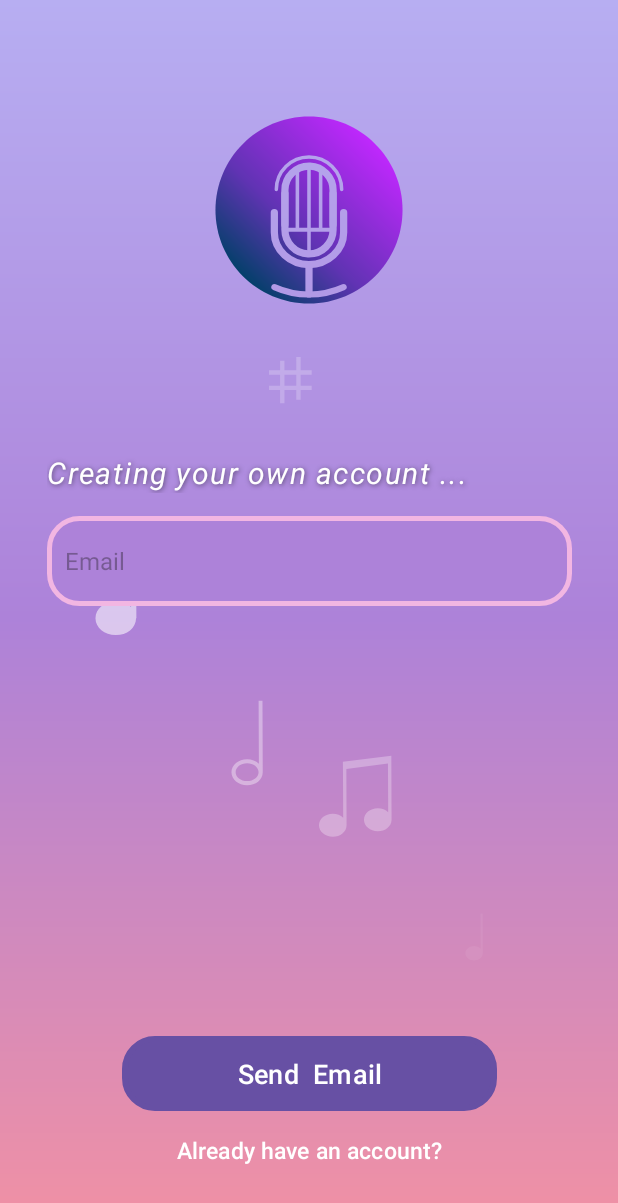
After one commit to NguyenTruongNgocHan/music-player-android, an Android app: the SignUpActivity screen opened directly, with no data from a screen before it, on a phone screen of 412 x 824 dp. The commit adds this screen. Shown: the top 1203 px of the screen. Run offline under Robolectric (Android 15) with nearby library versions, the phone set to English and light mode, and no system bars.

Commit message:
feat:(signup)

```diff
--- a/app/src/main/AndroidManifest.xml
+++ b/app/src/main/AndroidManifest.xml
@@ -21,6 +21,8 @@
         </activity>
 
         <activity android:name=".LoginActivity" android:exported="true"/>
+        <activity android:name=".SignUpActivity" android:exported="true" />
+
 
 
     </application>
--- a/app/src/main/java/com/example/frontend/LoadingActivity.kt
+++ b/app/src/main/java/com/example/frontend/LoadingActivity.kt
@@ -18,6 +18,7 @@ class LoadingActivity : AppCompatActivity() {
         Handler(Looper.getMainLooper()).postDelayed({
             val intent = Intent(this, LoginActivity::class.java)
             startActivity(intent)
+            overridePendingTransition(android.R.anim.fade_in, android.R.anim.fade_out)
             finish() // Đóng LoadingActivity để không quay lại được
         }, 3000) // Thời gian delay (3 giây)
     }
--- /dev/null
+++ b/app/src/main/java/com/example/frontend/SignUpActivity.kt
@@ -0,0 +1,128 @@
+package com.example.frontend
+
+import android.content.Intent
+import android.os.Bundle
+import android.text.Editable
+import android.text.TextWatcher
+import android.view.View
+import android.widget.Button
+import android.widget.EditText
+import android.widget.Toast
+import androidx.appcompat.app.AppCompatActivity
+
+class SignUpActivity : AppCompatActivity() {
+
+    private lateinit var btnSendCode: Button
+
+
+    private lateinit var passwordInput: EditText
+    private lateinit var confirmPasswordInput: EditText
+    private lateinit var btnSignUp: Button
+
+    private lateinit var codeInputs: List<EditText>
+    private lateinit var btnVerifyCode: Button
+    private lateinit var includeOTP: View
+    private var serverCode = "123456" // Gán tạm
+
+    override fun onCreate(savedInstanceState: Bundle?) {
+        super.onCreate(savedInstanceState)
+        setContentView(R.layout.signup)
+
+        // Gán View sau setContentView
+        btnSendCode = findViewById(R.id.btnSendCode)
+        passwordInput = findViewById(R.id.passwordInput)
+        confirmPasswordInput = findViewById(R.id.confirmPasswordInput)
+        btnSignUp = findViewById(R.id.btnSignUp)
+        includeOTP = findViewById(R.id.includeOTP)
+
+        codeInputs = listOf(
+            includeOTP.findViewById(R.id.code1),
+            includeOTP.findViewById(R.id.code2),
+            includeOTP.findViewById(R.id.code3),
+            includeOTP.findViewById(R.id.code4),
+            includeOTP.findViewById(R.id.code5),
+            includeOTP.findViewById(R.id.code6)
+        )
+
+        btnVerifyCode = includeOTP.findViewById(R.id.btnVerifyCode)
+
+        setupOTPInputs()
+
+        btnVerifyCode.setOnClickListener {
+            val verificationCode = codeInputs.joinToString("") { it.text.toString() }
+
+            if (verificationCode.length == 6) {
+                if (verificationCode == serverCode) {
+                    Toast.makeText(this, "Xác minh thành công!", Toast.LENGTH_SHORT).show()
+
+                    passwordInput.visibility = View.VISIBLE
+                    confirmPasswordInput.visibility = View.VISIBLE
+                    btnSignUp.visibility = View.VISIBLE
+
+                    includeOTP.visibility = View.GONE
+                    btnSendCode.visibility = View.GONE
+                } else {
+                    Toast.makeText(this, "Sai mã xác nhận!", Toast.LENGTH_SHORT).show()
+                }
+            } else {
+                Toast.makeText(this, "Nhập đủ 6 số xác minh nha!", Toast.LENGTH_SHORT).show()
+            }
+        }
+
+        btnSendCode.setOnClickListener {
+            val emailInput = findViewById<EditText>(R.id.emailInput)
+            val email = emailInput.text.toString()
+
+            if (email.isNotEmpty()) {
+                // TODO: gọi API gửi mã xác nhận
+                Toast.makeText(this, "Mã xác nhận đã được gửi về email!", Toast.LENGTH_SHORT).show()
+
+                includeOTP.visibility = View.VISIBLE
+            } else {
+                Toast.makeText(this, "Vui lòng nhập email", Toast.LENGTH_SHORT).show()
+            }
+        }
+
+        findViewById<Button>(R.id.btnBack).setOnClickListener {
+            finish()
+            overridePendingTransition(R.anim.slide_in_left, R.anim.slide_out_right)
+        }
+
+        btnSignUp.setOnClickListener {
+            val password = passwordInput.text.toString()
+            val confirmPassword = confirmPasswordInput.text.toString()
+
+            if (password != confirmPassword) {
+                Toast.makeText(this, "Mật khẩu không khớp!", Toast.LENGTH_SHORT).show()
+            } else {
+                Toast.makeText(this, "Đăng ký thành công!", Toast.LENGTH_SHORT).show()
+                // TODO: gửi dữ liệu lên server
+                val intent = Intent(this, LoginActivity::class.java)
+                startActivity(intent)
+                finish()
+            }
+        }
+    }
+
+
+    override fun onBackPressed() {
+        super.onBackPressed()
+        overridePendingTransition(R.anim.slide_in_left, R.anim.slide_out_right)
+    }
+
+    private fun setupOTPInputs() {
+        for (i in codeInputs.indices) {
+            codeInputs[i].addTextChangedListener(object : TextWatcher {
+                override fun onTextChanged(s: CharSequence?, start: Int, before: Int, count: Int) {
+                    if (s?.length == 1 && i < codeInputs.size - 1) {
+                        codeInputs[i + 1].requestFocus()
+                    }
+                }
+                override fun beforeTextChanged(s: CharSequence?, start: Int, count: Int, after: Int) {}
+                override fun afterTextChanged(s: Editable?) {}
+            })
+        }
+    }
+
+
+}
--- /dev/null
+++ b/app/src/main/res/anim/slide_in_left.xml
@@ -0,0 +1,4 @@
+<?xml version="1.0" encoding="utf-8"?>
+<translate xmlns:android="http://schemas.android.com/apk/res/android"
+    android:fromXDelta="-100%" android:toXDelta="0%"
+    android:duration="300" />
--- /dev/null
+++ b/app/src/main/res/anim/slide_in_right.xml
@@ -0,0 +1,5 @@
+<?xml version="1.0" encoding="utf-8"?>
+<!-- slide_in_right.xml -->
+<translate xmlns:android="http://schemas.android.com/apk/res/android"
+    android:fromXDelta="100%" android:toXDelta="0%"
+    android:duration="300"/>
--- /dev/null
+++ b/app/src/main/res/anim/slide_out_left.xml
@@ -0,0 +1,5 @@
+<?xml version="1.0" encoding="utf-8"?>
+<!-- slide_out_left.xml -->
+<translate xmlns:android="http://schemas.android.com/apk/res/android"
+    android:fromXDelta="0%" android:toXDelta="-100%"
+    android:duration="300"/>
--- /dev/null
+++ b/app/src/main/res/anim/slide_out_right.xml
@@ -0,0 +1,4 @@
+<?xml version="1.0" encoding="utf-8"?>
+<translate xmlns:android="http://schemas.android.com/apk/res/android"
+    android:fromXDelta="0%" android:toXDelta="100%"
+    android:duration="300" />
--- /dev/null
+++ b/app/src/main/res/layout/signup.xml
@@ -0,0 +1,169 @@
+<?xml version="1.0" encoding="utf-8"?>
+<androidx.constraintlayout.widget.ConstraintLayout
+    xmlns:android="http://schemas.android.com/apk/res/android"
+    xmlns:app="http://schemas.android.com/apk/res-auto"
+    xmlns:tools="http://schemas.android.com/tools"
+    android:layout_width="match_parent"
+    android:layout_height="match_parent"
+    android:background="@drawable/loading_bg">
+
+
+    <!-- Icon trên đầu -->
+
+    <com.airbnb.lottie.LottieAnimationView
+        android:layout_width="match_parent"
+        android:layout_height="match_parent"
+        android:scaleX="1.5"
+        android:scaleY="1.5"
+        app:layout_constraintBottom_toBottomOf="parent"
+        app:layout_constraintEnd_toEndOf="parent"
+        app:layout_constraintHorizontal_bias="0.0"
+        app:layout_constraintStart_toStartOf="parent"
+        app:lottie_autoPlay="true"
+        app:lottie_loop="true"
+        app:lottie_rawRes="@raw/musicnote_bg" />
+
+    <com.airbnb.lottie.LottieAnimationView
+        android:id="@+id/iconMusic"
+        android:layout_width="200dp"
+        android:layout_height="200dp"
+        app:lottie_rawRes="@raw/icon"
+        app:lottie_loop="true"
+        app:lottie_autoPlay="true"
+        android:scaleType="centerInside"
+        app:layout_constraintTop_toTopOf="parent"
+        app:layout_constraintStart_toStartOf="parent"
+        app:layout_constraintEnd_toEndOf="parent"
+        android:layout_marginTop="40dp" />
+
+
+    <!-- Email Input -->
+
+    <!-- Password Input -->
+
+
+    <EditText
+        android:id="@+id/emailInput"
+        android:layout_width="350dp"
+        android:layout_height="60dp"
+        android:layout_marginHorizontal="40dp"
+        android:layout_marginTop="104dp"
+        android:background="@drawable/input_background"
+        android:hint="Email"
+        android:padding="12dp"
+        android:textColor="@android:color/white"
+        android:textSize="16sp"
+        app:layout_constraintEnd_toEndOf="parent"
+        app:layout_constraintHorizontal_bias="0.491"
+        app:layout_constraintStart_toStartOf="parent"
+        app:layout_constraintTop_toBottomOf="@id/iconMusic" />
+
+    <Button
+        android:id="@+id/btnSendCode"
+        android:layout_width="250dp"
+        android:layout_height="50dp"
+        android:layout_marginHorizontal="40dp"
+        android:layout_marginBottom="1dp"
+        android:background="@drawable/button_selector"
+        android:text="Send  Email"
+        android:textColor="@android:color/white"
+        android:textSize="18sp"
+        app:layout_constraintEnd_toEndOf="parent"
+        app:layout_constraintStart_toStartOf="parent"
+        app:layout_constraintBottom_toTopOf="@id/btnBack"/>
+
+
+    <Button
+        android:id="@+id/btnBack"
+        android:layout_width="0dp"
+        android:layout_height="50dp"
+        android:layout_marginHorizontal="40dp"
+        android:layout_marginBottom="32dp"
+        android:background="@drawable/btn_guest"
+        android:text="Already have an account?"
+        android:textColor="@android:color/white"
+        android:textSize="15sp"
+        app:layout_constraintEnd_toEndOf="parent"
+        app:layout_constraintStart_toStartOf="parent"
+        app:layout_constraintBottom_toBottomOf="parent"/>
+
+    <TextView
+        android:id="@+id/textView"
+        android:layout_width="350dp"
+        android:layout_height="wrap_content"
+        android:text="Creating your own account ..."
+        android:textColor="@android:color/white"
+        android:textSize="20dp"
+        android:layout_marginBottom="15dp"
+        android:letterSpacing="0.05"
+        android:textStyle="italic"
+        android:shadowColor="#80000000"
+        android:shadowDx="1"
+        android:shadowDy="1"
+        android:shadowRadius="4"
+        app:layout_constraintBottom_toTopOf="@id/emailInput"
+        app:layout_constraintStart_toStartOf="parent"
+        app:layout_constraintEnd_toEndOf="parent"
+    />
+    <include
+        layout="@layout/otp_input"
+        android:id="@+id/includeOTP"
+        android:layout_width="wrap_content"
+        android:layout_height="wrap_content"
+        android:layout_marginTop="16dp"
+        android:visibility="gone"
+        app:layout_constraintTop_toBottomOf="@id/emailInput"
+        app:layout_constraintStart_toStartOf="parent"
+        app:layout_constraintEnd_toEndOf="parent" />
+    <EditText
+        android:id="@+id/passwordInput"
+        android:layout_width="350dp"
+        android:layout_height="60dp"
+        android:layout_marginTop="12dp"
+        android:background="@drawable/input_background"
+        android:hint="Password"
+        android:inputType="textPassword"
+        android:textColor="@android:color/white"
+        android:textSize="16sp"
+        android:padding="12dp"
+        android:visibility="gone"
+        app:layout_constraintTop_toBottomOf="@id/includeOTP"
+        app:layout_constraintStart_toStartOf="parent"
+        app:layout_constraintEnd_toEndOf="parent"/>
+
+
+    <EditText
+        android:id="@+id/confirmPasswordInput"
+        android:layout_width="350dp"
+        android:layout_height="60dp"
+        android:layout_marginTop="12dp"
+        android:background="@drawable/input_background"
+        android:hint="Confirm Password"
+        android:inputType="textPassword"
+        android:textColor="@android:color/white"
+        android:textSize="16sp"
+        android:padding="12dp"
+        android:visibility="gone"
+        app:layout_constraintTop_toBottomOf="@id/passwordInput"
+        app:layout_constraintStart_toStartOf="parent"
+        app:layout_constraintEnd_toEndOf="parent"/>
+
+
+    <Button
+        android:id="@+id/btnSignUp"
+        android:layout_width="250dp"
+        android:layout_height="50dp"
+        android:text="Sign Up"
+        android:background="@drawable/button_selector"
+        android:textColor="@android:color/white"
+        android:textSize="18sp"
+        android:visibility="gone"
+        android:layout_marginTop="16dp"
+        app:layout_constraintTop_toBottomOf="@id/confirmPasswordInput"
+        app:layout_constraintStart_toStartOf="parent"
+        app:layout_constraintEnd_toEndOf="parent"/>
+
+
+
+
+</androidx.constraintlayout.widget.ConstraintLayout>
```
Also changed, not shown: app/src/main/java/com/example/frontend/LoginActivity.kt (+9 -0 lines), app/src/main/res/anim/blink.xml (added, +7 -0 lines), app/src/main/res/layout/activity_main.xml (+2 -64 lines), app/src/main/res/layout/otp_input.xml (added, +32 -0 lines), app/src/main/res/values/style.xml (added, +14 -0 lines).
